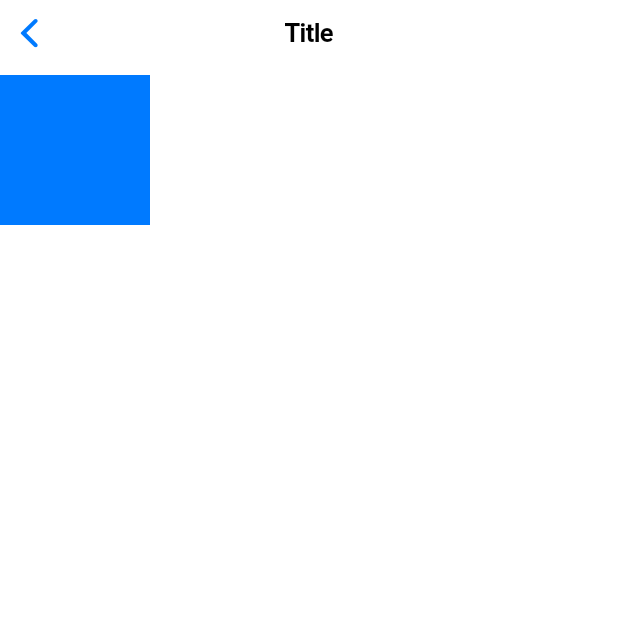
After one commit to MauryaAayush/advflutterch_2, a Flutter app: the Sliding_segment screen opened directly, on a phone screen of 412 x 824 dp, the top half of it. The commit adds this screen. Run offline on Flutter 3.47's test engine with Material 3 defaults, Android fonts, the phone set to English and light mode, and no system bars.

Commit message:
Radhey Radhey

```diff
--- /dev/null
+++ b/lib/Screens/TabBar, Slider, SliderSegmentControl(lec-5)/Views/Sliding_Segment_Screen/Sliding_Segment_Screen.dart
@@ -0,0 +1,23 @@
+import 'package:flutter/cupertino.dart';
+
+class Sliding_segment extends StatelessWidget {
+  const Sliding_segment({super.key});
+
+  @override
+  Widget build(BuildContext context) {
+    return SafeArea(
+      child: CupertinoPageScaffold(
+          navigationBar: CupertinoNavigationBar(
+            middle: Text('Title'),
+          ),
+          child: Padding(
+            padding: const EdgeInsets.only(top: 50),
+            child: Container(
+              height: 100,
+              width: 100,
+              color: CupertinoColors.activeBlue,
+            ),
+          )),
+    );
+  }
+}
--- a/lib/Screens/TabBar, Slider, SliderSegmentControl(lec-5)/Views/TabBar/TabBar_Screen.dart
+++ b/lib/Screens/TabBar, Slider, SliderSegmentControl(lec-5)/Views/TabBar/TabBar_Screen.dart
@@ -1,5 +1,7 @@
 import 'package:advflutterch_2/Screens/TabBar,%20Slider,%20SliderSegmentControl(lec-5)/Model/List_Of_Screen.dart';
 import 'package:flutter/cupertino.dart';
+
+import '../Sliding_Segment_Screen/Sliding_Segment_Screen.dart';
 
 class TabBar_Screen extends StatelessWidget {
   const TabBar_Screen({super.key});
@@ -9,10 +11,15 @@ class TabBar_Screen extends StatelessWidget {
     return CupertinoPageScaffold(
         navigationBar: CupertinoNavigationBar(
           middle: Text('Tab Bar'),
+          trailing: GestureDetector(
+              onTap: () {
+                Navigator.of(context).push(CupertinoPageRoute(builder: (context) => const Sliding_segment(),));
+              },
+              child: Icon(CupertinoIcons.right_chevron)),
         ),
 
         child: CupertinoTabScaffold(
-          tabBar: CupertinoTabBar(items: [
+          tabBar: CupertinoTabBar(items: const [
             BottomNavigationBarItem(icon: Icon(CupertinoIcons.home),label: "Home"),
             BottomNavigationBarItem(icon: Icon(CupertinoIcons.search),label: "Search"),
             BottomNavigationBarItem(icon: Icon(CupertinoIcons.add_circled),label: "Add pages"),
```
